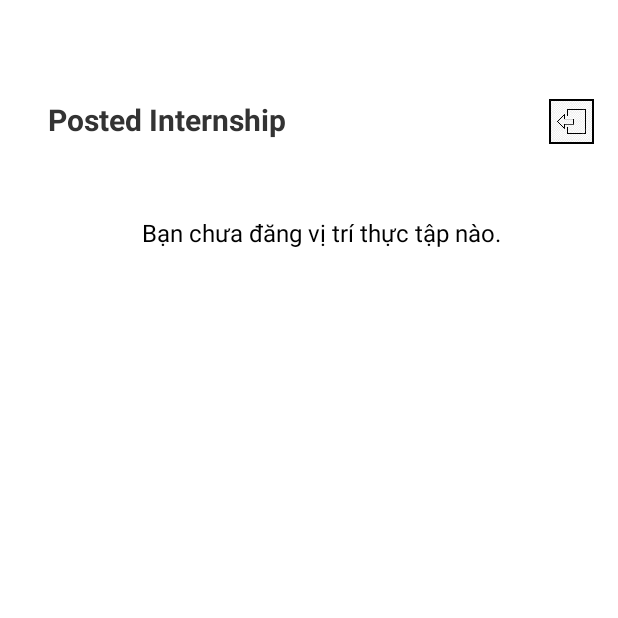
After one commit to 082588256/PRM392, an Android app: the PostedInternshipsActivity screen opened directly, with no data from a screen before it, on a phone screen of 412 x 824 dp, the top half of it. The commit adds this screen. Run offline under Robolectric (Android 15) with nearby library versions, the phone set to English and light mode, and no system bars.

Commit message:
phan luong, tao danh sach da dang cho recruiter

```diff
--- a/app/src/main/AndroidManifest.xml
+++ b/app/src/main/AndroidManifest.xml
@@ -48,6 +48,10 @@
             android:name=".activity.student.AppliedJobsActivity"
             android:exported="false" />
 
+        <activity
+            android:name=".activity.recruiter.PostedInternshipsActivity"
+            android:exported="false" />
+
 <!--        <activity-->
 <!--            android:name=".activity.student.ApplicationHistoryActivity"-->
 <!--            android:exported="false" />-->
--- a/app/src/main/java/com/fptu/prm391/projectprm/activity/auth/LoginActivity.java
+++ b/app/src/main/java/com/fptu/prm391/projectprm/activity/auth/LoginActivity.java
@@ -106,8 +106,13 @@ public class LoginActivity extends AppCompatActivity {
             intent.setFlags(Intent.FLAG_ACTIVITY_NEW_TASK | Intent.FLAG_ACTIVITY_CLEAR_TASK);
             startActivity(intent);
             finish();
+        } else if ("recruiter".equalsIgnoreCase(user.getRole())) {
+            Intent intent = new Intent(this, com.fptu.prm391.projectprm.activity.recruiter.PostedInternshipsActivity.class);
+            intent.setFlags(Intent.FLAG_ACTIVITY_NEW_TASK | Intent.FLAG_ACTIVITY_CLEAR_TASK);
+            startActivity(intent);
+            finish();
         } else {
-            Toast.makeText(this, "Chỉ hỗ trợ sinh viên ở phiên bản này", Toast.LENGTH_SHORT).show();
+            Toast.makeText(this, "Không xác định được vai trò người dùng", Toast.LENGTH_SHORT).show();
         }
     }
 
--- /dev/null
+++ b/app/src/main/java/com/fptu/prm391/projectprm/activity/recruiter/PostedInternshipsActivity.java
@@ -0,0 +1,72 @@
+package com.fptu.prm391.projectprm.activity.recruiter;
+
+import android.content.Intent;
+import android.os.Bundle;
+import android.view.View;
+import android.widget.ImageButton;
+import android.widget.TextView;
+
+import androidx.appcompat.app.AppCompatActivity;
+import androidx.recyclerview.widget.LinearLayoutManager;
+import androidx.recyclerview.widget.RecyclerView;
+
+import com.fptu.prm391.projectprm.R;
+import com.fptu.prm391.projectprm.activity.auth.LoginActivity;
+import com.fptu.prm391.projectprm.activity.student.InternshipDetailActivity;
+import com.fptu.prm391.projectprm.adapter.InternshipAdapter;
+import com.fptu.prm391.projectprm.db.DatabaseHelper;
+import com.fptu.prm391.projectprm.db.InternshipDAO;
+import com.fptu.prm391.projectprm.model.Internship;
+import com.fptu.prm391.projectprm.util.SharedPrefManager;
+
+import java.util.List;
+
+public class PostedInternshipsActivity extends AppCompatActivity {
+
+    private RecyclerView recyclerPosted;
+    private TextView tvEmpty;
+    private InternshipAdapter adapter;
+
+    @Override
+    protected void onCreate(Bundle savedInstanceState) {
+        super.onCreate(savedInstanceState);
+        setContentView(R.layout.activity_posted_internships);
+
+        if (getSupportActionBar() != null) {
+            getSupportActionBar().hide();
+        }
+
+        recyclerPosted = findViewById(R.id.recycler_posted_internships);
+        tvEmpty = findViewById(R.id.tvEmptyMessage);
+        recyclerPosted.setLayoutManager(new LinearLayoutManager(this));
+
+        int recruiterId = SharedPrefManager.getInstance(this).getUser().getId();
+        InternshipDAO dao = new InternshipDAO(new DatabaseHelper(this).getReadableDatabase());
+        List<Internship> postedList = dao.getInternshipsByRecruiterId(recruiterId);
+
+        if (postedList.isEmpty()) {
+            tvEmpty.setVisibility(View.VISIBLE);
+            recyclerPosted.setVisibility(View.GONE);
+        } else {
+            tvEmpty.setVisibility(View.GONE);
+            recyclerPosted.setVisibility(View.VISIBLE);
+        }
+
+        ImageButton btnLogout = findViewById(R.id.btnLogout);
+        btnLogout.setOnClickListener(v -> {
+            SharedPrefManager.getInstance(this).logout();
+            Intent intent = new Intent(this, LoginActivity.class);
+            intent.setFlags(Intent.FLAG_ACTIVITY_NEW_TASK | Intent.FLAG_ACTIVITY_CLEAR_TASK);
+            startActivity(intent);
+        });
+
+        adapter = new InternshipAdapter(postedList, internship -> {
+            // Chuyển đến InternshipDetailActivity nếu cần
+            Intent intent = new Intent(this, InternshipDetailActivity.class);
+            intent.putExtra("internship_id", internship.getId());
+            startActivity(intent);
+        });
+
+        recyclerPosted.setAdapter(adapter);
+    }
+}
--- a/app/src/main/java/com/fptu/prm391/projectprm/db/InternshipDAO.java
+++ b/app/src/main/java/com/fptu/prm391/projectprm/db/InternshipDAO.java
@@ -123,6 +123,37 @@ public class InternshipDAO {
         return internship;
     }
 
+    public List<Internship> getInternshipsByRecruiterId(int recruiterId) {
+        List<Internship> internships = new ArrayList<>();
+        Cursor cursor = db.query(TABLE_NAME,
+                null,
+                COLUMN_RECRUITER_ID + " = ?",
+                new String[]{String.valueOf(recruiterId)},
+                null, null, COLUMN_CREATED_AT + " DESC");
+
+        while (cursor.moveToNext()) {
+            Internship internship = new Internship();
+            internship.setId(cursor.getInt(cursor.getColumnIndexOrThrow(COLUMN_ID)));
+            internship.setTitle(cursor.getString(cursor.getColumnIndexOrThrow(COLUMN_TITLE)));
+            internship.setCompany(cursor.getString(cursor.getColumnIndexOrThrow(COLUMN_COMPANY)));
+            internship.setLocation(cursor.getString(cursor.getColumnIndexOrThrow(COLUMN_LOCATION)));
+            internship.setDuration(cursor.getString(cursor.getColumnIndexOrThrow(COLUMN_DURATION)));
+            internship.setField(cursor.getString(cursor.getColumnIndexOrThrow(COLUMN_FIELD)));
+            internship.setDescription(cursor.getString(cursor.getColumnIndexOrThrow(COLUMN_DESCRIPTION)));
+            internship.setRequirements(cursor.getString(cursor.getColumnIndexOrThrow(COLUMN_REQUIREMENTS)));
+            internship.setStipend(cursor.getString(cursor.getColumnIndexOrThrow(COLUMN_STIPEND)));
+            internship.setDeadline(cursor.getString(cursor.getColumnIndexOrThrow(COLUMN_DEADLINE)));
+            internship.setRecruiterId(cursor.getInt(cursor.getColumnIndexOrThrow(COLUMN_RECRUITER_ID)));
+            internship.setLatitude(cursor.getDouble(cursor.getColumnIndexOrThrow(COLUMN_LATITUDE)));
+            internship.setLongitude(cursor.getDouble(cursor.getColumnIndexOrThrow(COLUMN_LONGITUDE)));
+            internship.setCreatedAt(cursor.getString(cursor.getColumnIndexOrThrow(COLUMN_CREATED_AT)));
+
+            internships.add(internship);
+        }
+        cursor.close();
+        return internships;
+    }
+
     public int updateInternship(Internship internship) {
         ContentValues values = new ContentValues();
         values.put(COLUMN_TITLE, internship.getTitle());
--- /dev/null
+++ b/app/src/main/res/layout/activity_posted_internships.xml
@@ -0,0 +1,58 @@
+<LinearLayout xmlns:android="http://schemas.android.com/apk/res/android"
+    android:layout_width="match_parent"
+    android:layout_height="match_parent"
+    android:orientation="vertical"
+    android:paddingLeft="16dp"
+    android:paddingTop="50dp">
+
+    <!-- Thanh top gồm nút logout -->
+    <LinearLayout
+        android:layout_width="match_parent"
+        android:layout_height="wrap_content"
+        android:orientation="horizontal"
+        android:gravity="end"
+        android:padding="16dp">
+
+        <TextView
+            android:id="@+id/tv_title"
+            android:layout_width="0dp"
+            android:layout_height="wrap_content"
+            android:layout_weight="1"
+            android:text="Posted Internship"
+            android:textSize="20sp"
+            android:textStyle="bold"
+            android:textColor="#333333" />
+
+        <ImageButton
+            android:id="@+id/btnLogout"
+            android:layout_width="30dp"
+            android:layout_height="30dp"
+            android:src="@drawable/ic_logout"
+            android:contentDescription="Đăng xuất"
+            android:background="@android:color/transparent"
+            android:scaleType="centerInside"
+            android:padding="0dp" />
+    </LinearLayout>
+
+    <!-- Text thông báo rỗng -->
+    <TextView
+        android:id="@+id/tvEmptyMessage"
+        android:layout_width="match_parent"
+        android:layout_height="wrap_content"
+        android:text="Bạn chưa đăng vị trí thực tập nào."
+        android:textSize="16sp"
+        android:textColor="@color/black"
+        android:gravity="center"
+        android:visibility="gone"
+        android:paddingTop="32dp"
+        android:paddingBottom="16dp" />
+
+    <!-- Danh sách thực tập -->
+    <androidx.recyclerview.widget.RecyclerView
+        android:id="@+id/recycler_posted_internships"
+        android:layout_width="match_parent"
+        android:paddingLeft="-10dp"
+        android:layout_height="0dp"
+        android:layout_weight="1"
+        android:scrollbars="vertical" />
+</LinearLayout>
```
